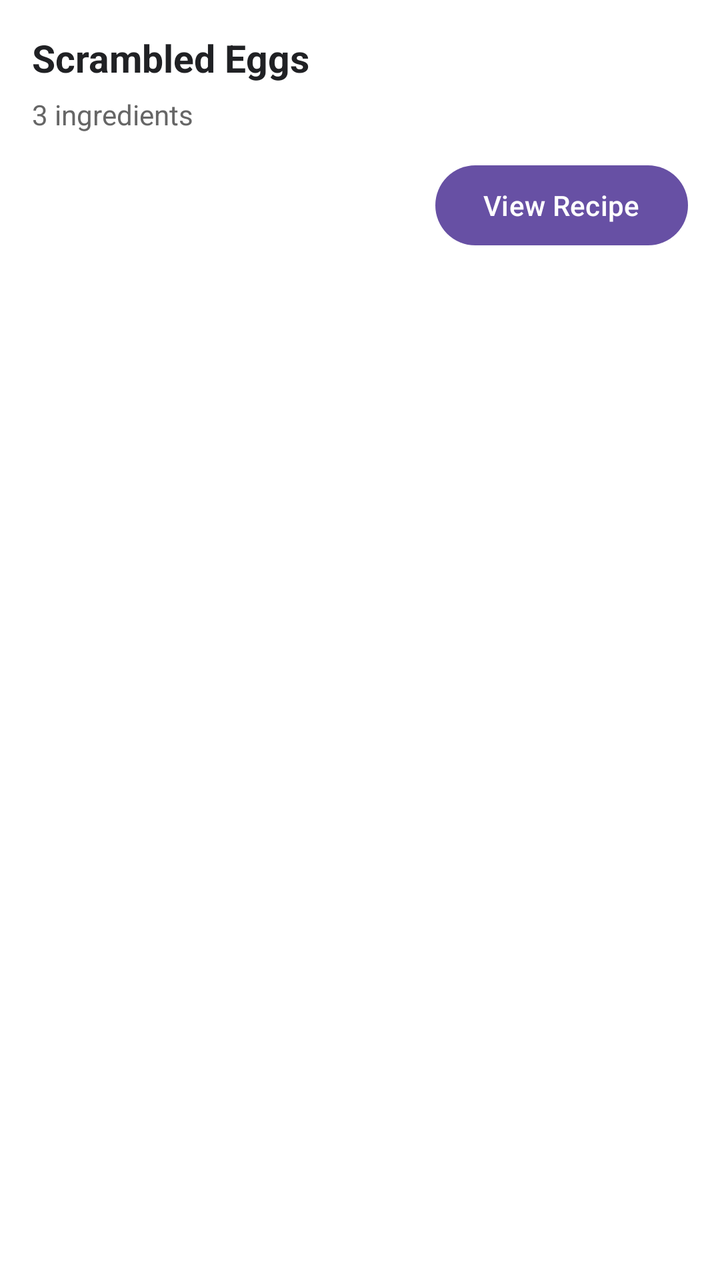
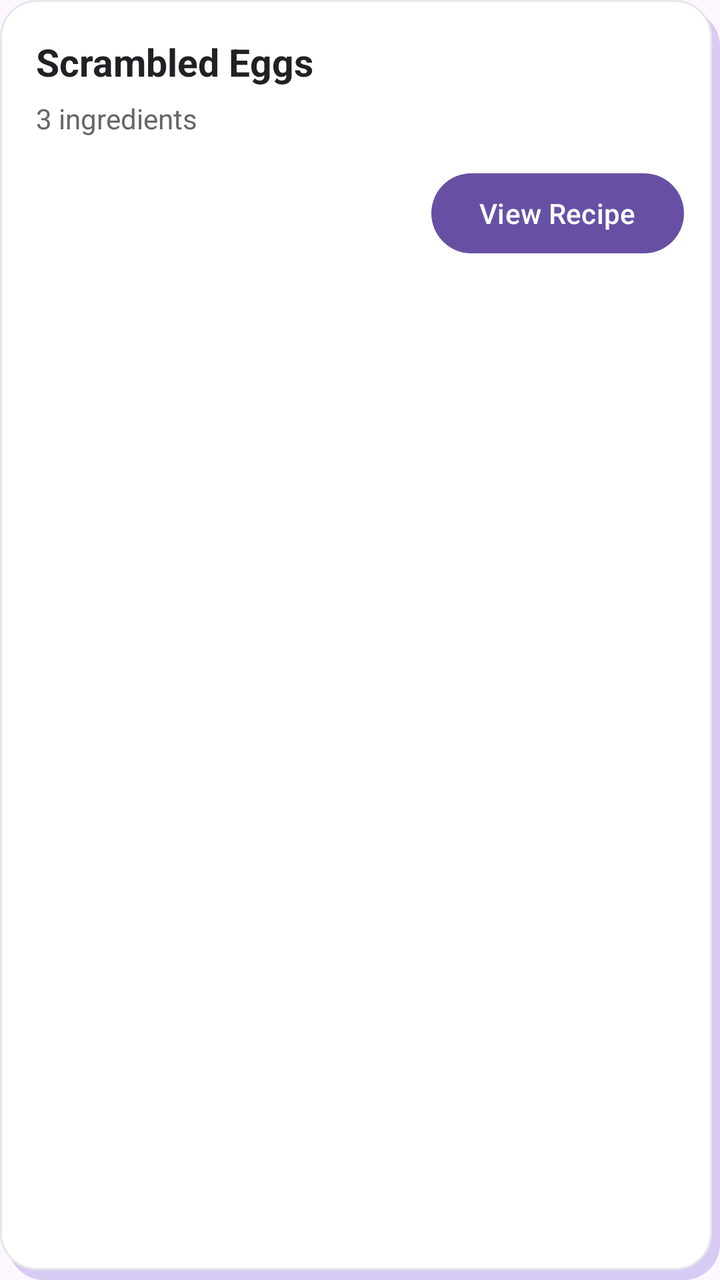

The first picture is an Android layout as it rendered before a commit; the second is the same layout after the commit. The layout source and the unified diff follow.
<!-- AndroidManifest.xml: application theme Theme.SmartPantryManager -->
<!-- res/layout/item_recipe.xml -->
<?xml version="1.0" encoding="utf-8"?>
<LinearLayout xmlns:android="http://schemas.android.com/apk/res/android"
    android:layout_width="match_parent"
    android:layout_height="wrap_content"
    android:orientation="vertical"
    android:padding="16dp"
    android:layout_marginBottom="12dp"
    android:background="#FFFFFF">

    
    <TextView
        android:id="@+id/tvRecipeName"
        android:layout_width="match_parent"
        android:layout_height="wrap_content"
        android:text="Scrambled Eggs"
        android:textSize="19sp"
        android:textStyle="bold"
        android:textColor="#202124" />

    
    <TextView
        android:id="@+id/tvIngredientCount"
        android:layout_width="match_parent"
        android:layout_height="wrap_content"
        android:layout_marginTop="6dp"
        android:text="3 ingredients"
        android:textSize="14sp"
        android:textColor="#666666" />

    
    <Button
        android:id="@+id/btnViewRecipe"
        android:layout_width="wrap_content"
        android:layout_height="wrap_content"
        android:layout_gravity="end"
        android:layout_marginTop="12dp"
        android:text="View Recipe"
        android:textAllCaps="false" />

</LinearLayout>
<!-- resources referenced by this layout -->
<resources>
  <style name="Theme.SmartPantryManager" parent="Base.Theme.SmartPantryManager" />
  <style name="Base.Theme.SmartPantryManager" parent="Theme.Material3.DayNight.NoActionBar">
          
          
      </style>
</resources>

<!-- the commit's change to res/layout/item_recipe.xml (unified diff, before → after) -->
@@ -3,9 +3,11 @@
     android:layout_width="match_parent"
     android:layout_height="wrap_content"
     android:orientation="vertical"
-    android:padding="16dp"
+    android:padding="18dp"
+    android:layout_marginStart="4dp"
+    android:layout_marginEnd="4dp"
     android:layout_marginBottom="12dp"
-    android:background="#FFFFFF">
+    android:background="@drawable/recipe_card_background">
 
     
     <TextView
@@ -33,7 +35,7 @@
         android:layout_width="wrap_content"
         android:layout_height="wrap_content"
         android:layout_gravity="end"
-        android:layout_marginTop="12dp"
+        android:layout_marginTop="14dp"
         android:text="View Recipe"
         android:textAllCaps="false" />
 
<!-- resource entries referenced after the edit -->
@@ -1,5 +1,46 @@
 <!-- resources referenced by this layout -->
 <resources>
+  <!-- drawable recipe_card_background (drawable) -->
+  <?xml version="1.0" encoding="utf-8"?>
+  <layer-list xmlns:android="http://schemas.android.com/apk/res/android">
+  
+      
+      <item
+          android:left="4dp"
+          android:top="5dp">
+  
+          <shape android:shape="rectangle">
+  
+              <solid android:color="#D8CCF4" />
+  
+              <corners android:radius="18dp" />
+  
+          </shape>
+  
+      </item>
+  
+  
+      
+      <item
+          android:right="4dp"
+          android:bottom="5dp">
+  
+          <shape android:shape="rectangle">
+  
+              <solid android:color="#FFFFFF" />
+  
+              
+              <stroke
+                  android:width="1dp"
+                  android:color="#E5E7EB" />
+  
+              <corners android:radius="18dp" />
+  
+          </shape>
+  
+      </item>
+  
+  </layer-list>
   <style name="Theme.SmartPantryManager" parent="Base.Theme.SmartPantryManager" />
   <style name="Base.Theme.SmartPantryManager" parent="Theme.Material3.DayNight.NoActionBar">
           
